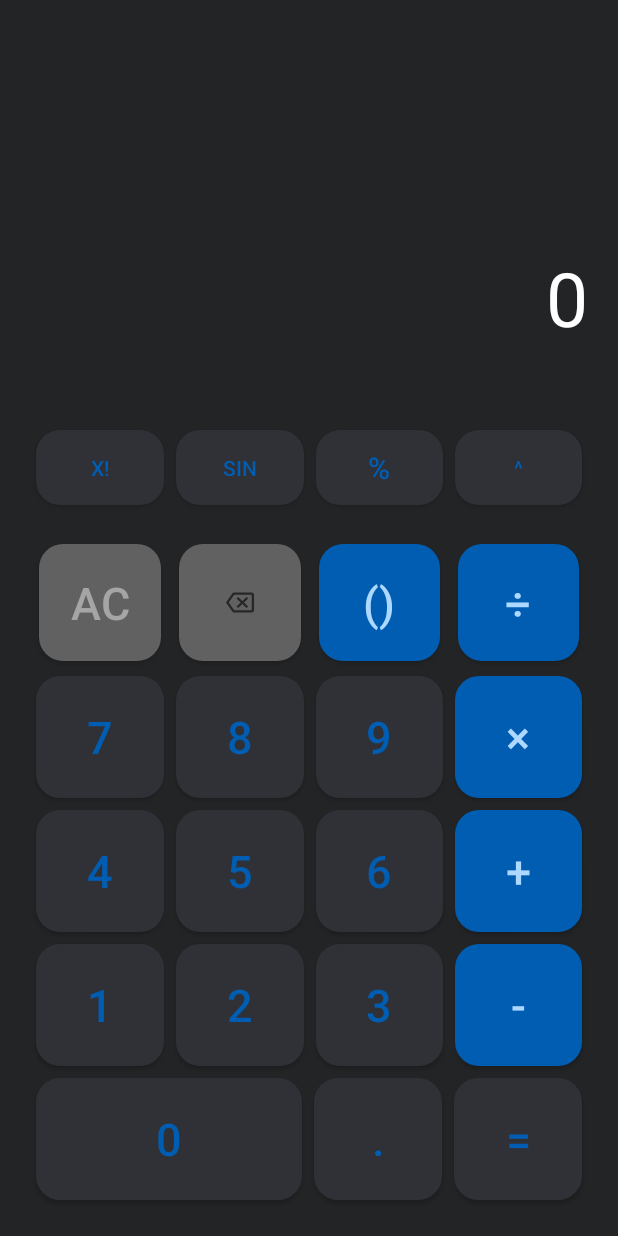
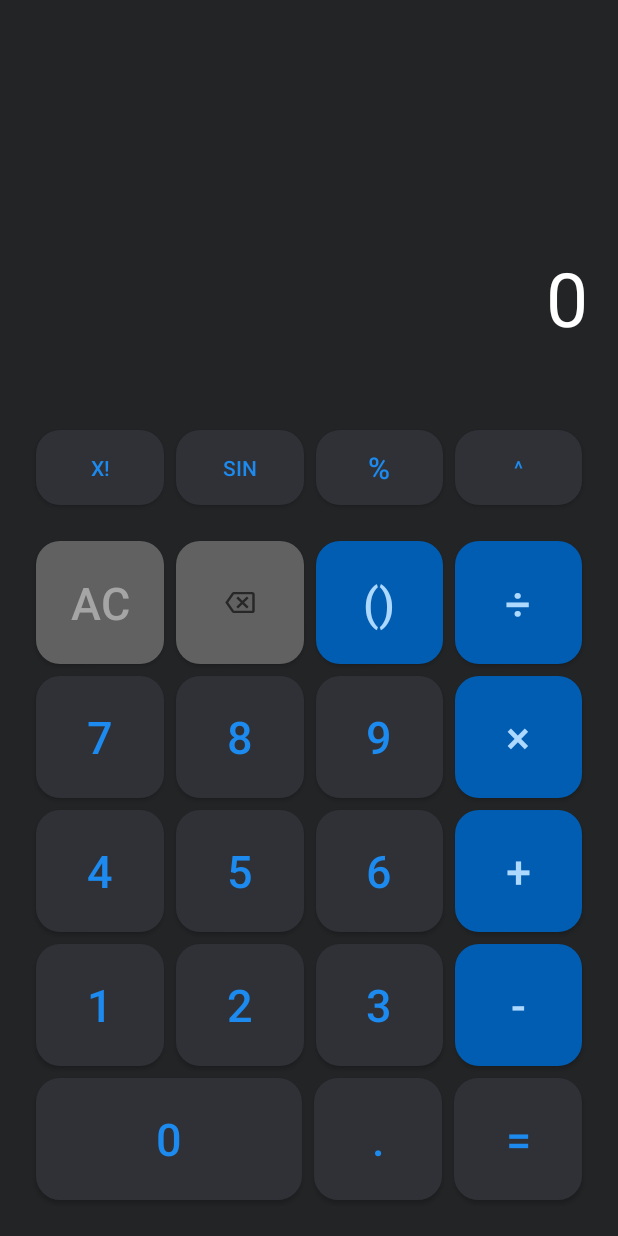
Before and after one commit to toannguyen2603/Calculator, an Android app: the screen it shows after launch (MainActivity), on a phone screen of 412 x 824 dp. Run offline under Robolectric (Android 15) with nearby library versions, the phone set to English and light mode, and no system bars.

Commit message:
new calculator

```diff
--- a/app/src/main/java/com/huutoan/calculator/MainActivity.java
+++ b/app/src/main/java/com/huutoan/calculator/MainActivity.java
@@ -20,9 +20,14 @@ public class MainActivity extends AppCompatActivity {
     protected void onCreate(Bundle savedInstanceState) {
         super.onCreate(savedInstanceState);
         setContentView(R.layout.activity_main);
+        getLayout();
+        getEvent();
+        statusBarColor();
+    }
 
-        b0 =findViewById(R.id.btn0);
-        b1 =findViewById(R.id.btn1);
+    public void getLayout() {
+        b0 = findViewById(R.id.btn0);
+        b1 = findViewById(R.id.btn1);
         b2 =findViewById(R.id.btn2);
         b3 =findViewById(R.id.btn3);
         b4 =findViewById(R.id.btn4);
@@ -47,29 +52,41 @@ public class MainActivity extends AppCompatActivity {
 //        Get ID text view output
         InputText = findViewById(R.id.InputText);
         OutputText = findViewById(R.id.OutputText);
+    }
 
-//        Onclick listener
-        b0.setOnClickListener((View view) -> InputText.setText(InputText.getText() + "0"));
+//    method
+    public void getTextInput(Button x ,String n) {
+        x.setOnClickListener((View view) -> InputText.setText(InputText.getText() + n));
+    }
 
-        b1.setOnClickListener((View view) -> InputText.setText(InputText.getText() + "1"));
+//    get listener
+    public  void getEvent(){
 
-        b2.setOnClickListener((View view) -> InputText.setText(InputText.getText() + "2"));
+        getTextInput(b0,"0");
+        getTextInput(b1,"1");
+        getTextInput(b2,"2");
+        getTextInput(b3,"3");
+        getTextInput(b4,"4");
+        getTextInput(b5,"5");
+        getTextInput(b6,"6");
+        getTextInput(b7,"7");
+        getTextInput(b8,"8");
+        getTextInput(b9,"9");
+        getTextInput(btnPlus,"+");
+        getTextInput(btnMinus,"-");
+        getTextInput(btnMultiple,"×");
+        getTextInput(btnDivisor,"÷");
 
-        b3.setOnClickListener((View view) -> InputText.setText(InputText.getText() + "3"));
+        btnDot.setOnClickListener((View view) -> {
+            String val = InputText.getText().toString();
+            if(val.isEmpty()) {
+                String dot = "0" + ".";
+                InputText.setText(dot);
+            } else {
+                InputText.setText(InputText.getText() + ".");
+            }
+        });
 
-        b4.setOnClickListener((View view) -> InputText.setText(InputText.getText() + "4"));
-
-        b5.setOnClickListener((View view) -> InputText.setText(InputText.getText() + "5"));
-
-        b6.setOnClickListener((View view) -> InputText.setText(InputText.getText() + "6"));
-
-        b7.setOnClickListener((View view) -> InputText.setText(InputText.getText() + "7"));
-
-        b8.setOnClickListener((View view) -> InputText.setText(InputText.getText() + "8"));
-
-        b9.setOnClickListener((View view) -> InputText.setText(InputText.getText() + "9"));
-
-        btnDot.setOnClickListener((View view) -> InputText.setText(InputText.getText() + "."));
 
         btnAc.setOnClickListener((View view) -> {
             InputText.setText("");
@@ -82,18 +99,10 @@ public class MainActivity extends AppCompatActivity {
                 value = value.substring(0, value.length() - 1);
                 InputText.setText(value);
             } else {
-                InputText.setText(value);
+                InputText.setText("");
             }
 
         });
-
-        btnPlus.setOnClickListener((View view) -> InputText.setText(InputText.getText() + "+"));
-
-        btnMinus.setOnClickListener((View view) -> InputText.setText(InputText.getText() + "-"));
-
-        btnMultiple.setOnClickListener((View view) -> InputText.setText(InputText.getText() + "×"));
-
-        btnDivisor.setOnClickListener((View view) -> InputText.setText(InputText.getText() + "÷"));
 
         btnQuote.setOnClickListener((View view) -> {
             int cursorPos = InputText.getSelectionStart();
@@ -117,32 +126,37 @@ public class MainActivity extends AppCompatActivity {
             }
         });
 
-        btnSin.setOnClickListener((View view) -> InputText.setText(InputText.getText() + "sin"));
+        getTextInput(btnSin,"sin");
 
         btnFactorial.setOnClickListener((View view) -> {
             int value = Integer.parseInt(InputText.getText().toString());
+
             int fact = factorial(value);
             OutputText.setText(String.valueOf(fact));
-            InputText.setText(value+"!");
+            String x = value + "!";
+            InputText.setText(x);
 
         });
 
         btnEqual.setOnClickListener((View view) -> {
             String val = InputText.getText().toString();
+            if (val.isEmpty()) {
+                return;
+            }
             String replace = val.replace('÷','/').replace('×','*');
             double result = eval(replace);
             OutputText.setText(String.valueOf(result));
             InputText.setText(val);
+
         });
+    }
 
-    }
 
 //    Create factorial function
     int factorial (int n) {
         return (n == 1 || n == 0) ? 1 : n*factorial(n - 1);
     }
 
-//    eval function
 
     //eval function
     public static double eval(final String str) {
@@ -218,9 +232,12 @@ public class MainActivity extends AppCompatActivity {
                 }
 
                 if (eat('^')) x = Math.pow(x, parseFactor()); // exponentiation
-
                 return x;
             }
         }.parse();
     }
+
+    public final void statusBarColor(){
+        getWindow().setStatusBarColor(getResources().getColor(R.color.light_blue,getTheme()));
+    }
 }
--- a/app/src/main/res/layout/activity_main.xml
+++ b/app/src/main/res/layout/activity_main.xml
@@ -136,7 +136,7 @@
                         android:layout_height="match_parent"
                         android:background="@drawable/ac_button"
                         android:text="@string/Ac"
-                        android:layout_margin="6dp"
+                        android:layout_margin="4dp"
                         android:textColor="#A5A5A5"
                         android:textSize="30sp"
                         android:layout_weight="1"
@@ -146,7 +146,7 @@
                         android:id="@+id/btnDelete"
                         android:layout_width="match_parent"
                         android:layout_height="match_parent"
-                        android:layout_margin="6dp"
+                        android:layout_margin="4dp"
                         android:layout_weight="1"
                         android:background="@drawable/ac_button"
                         android:contentDescription="@string/C"
@@ -160,7 +160,7 @@
                         android:layout_height="match_parent"
                         android:background="@drawable/round_button"
                         android:text="@string/Quotes"
-                        android:layout_margin="6dp"
+                        android:layout_margin="4dp"
                         android:textColor="@color/round_button_color"
                         android:textSize="30sp"
                         android:layout_weight="1"
@@ -171,7 +171,7 @@
                         android:layout_height="match_parent"
                         android:background="@drawable/round_button"
                         android:text="@string/Divisor"
-                        android:layout_margin="6dp"
+                        android:layout_margin="4dp"
                         android:textColor="@color/round_button_color"
                         android:textSize="30sp"
                         android:layout_weight="1"
--- a/app/src/main/res/values/colors.xml
+++ b/app/src/main/res/values/colors.xml
@@ -8,7 +8,7 @@
     <color name="black">#FF000000</color>
     <color name="white">#FFFFFFFF</color>
     <color name="black_blue">#222426</color>
-    <color name="light_blue">#005DB2</color>
+    <color name="light_blue">#1C8AEE</color>
     <color name="round_button_color">#ADD8FF</color>
     <color name="number_button">#303136</color>
 
```
